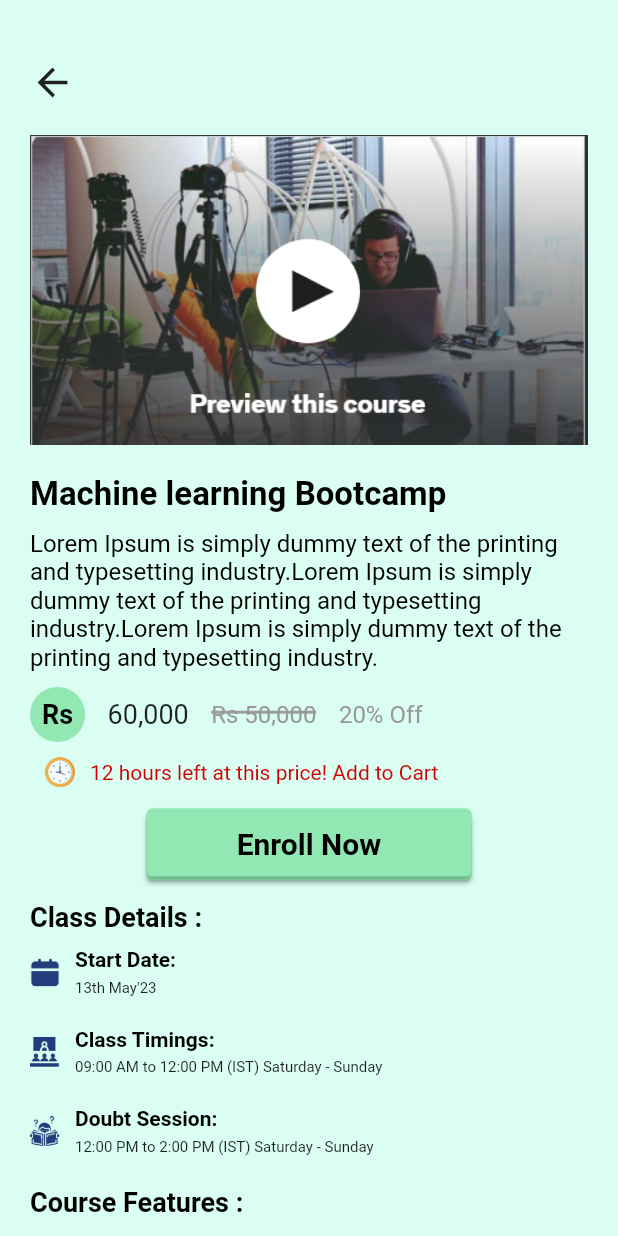
After one commit to aisha06/elarmingapp, a Flutter app: the LiveNewScreen screen opened directly, on a phone screen of 412 x 824 dp. The commit adds this screen. Run offline on Flutter 3.47's test engine with Material 2 defaults, Android fonts, the phone set to English and light mode, and no system bars; our stand-ins replace carousel_slider, cloud_firestore, firebase_auth, firebase_core, flutter_rating_bar, flutter_switch and 4 more; accounts and stored records are empty.

Commit message:
code puhed

```diff
--- a/lib/component/gridvirepage.dart
+++ b/lib/component/gridvirepage.dart
@@ -1,4 +1,5 @@
 import 'package:elearningapp_demo/views/live_Screen.dart';
+import 'package:elearningapp_demo/views/live_new_ui.dart';
 import 'package:elearningapp_demo/views/sharelistView.dart';
 import 'package:flutter/cupertino.dart';
 import 'package:flutter/material.dart';
@@ -193,7 +194,7 @@ class _GrridviewpageState extends State<Grridviewpage> {
                           Navigator.push(
                             context,
                             MaterialPageRoute(
-                                builder: (context) => LiveScreen()),
+                                builder: (context) => LiveNewScreen()),
                           );
                         },
                         child: Container(
--- a/lib/views/home_Screen.dart
+++ b/lib/views/home_Screen.dart
@@ -2,6 +2,7 @@ import 'package:elearningapp_demo/component/listviewprograms.dart';
 import 'package:elearningapp_demo/views/affordableprogramView..dart';
 import 'package:elearningapp_demo/views/communityprogramView.dart';
 import 'package:elearningapp_demo/views/live_Screen.dart';
+import 'package:elearningapp_demo/views/live_new_ui.dart';
 import 'package:elearningapp_demo/views/liveprogramView.dart';
 import 'package:elearningapp_demo/views/notificationScreenView.dart';
 import 'package:elearningapp_demo/views/profile_screen.dart';
@@ -529,7 +530,8 @@ class _HomeScreenState extends State<HomeScreen> {
                                       Navigator.push(
                                         context,
                                         MaterialPageRoute(
-                                            builder: (context) => LiveScreen()),
+                                            builder: (context) =>
+                                                LiveNewScreen()),
                                       );
                                     },
                                     child: Container(
@@ -1090,7 +1092,8 @@ class _HomeScreenState extends State<HomeScreen> {
                                       Navigator.push(
                                         context,
                                         MaterialPageRoute(
-                                            builder: (context) => LiveScreen()),
+                                            builder: (context) =>
+                                                LiveNewScreen()),
                                       );
                                     },
                                     child: Container(
--- /dev/null
+++ b/lib/views/live_new_ui.dart
@@ -0,0 +1,399 @@
+import 'package:elearningapp_demo/views/live_Screen.dart';
+import 'package:elearningapp_demo/views/payment_View.dart';
+import 'package:flutter/cupertino.dart';
+import 'package:flutter/material.dart';
+
+class LiveNewScreen extends StatefulWidget {
+  const LiveNewScreen({super.key});
+
+  @override
+  State<LiveNewScreen> createState() => _LiveNewScreenState();
+}
+
+class _LiveNewScreenState extends State<LiveNewScreen> {
+  @override
+  Widget build(BuildContext context) {
+    return Scaffold(
+      backgroundColor: const Color(0xFFDAFFF2),
+      body: Container(
+          padding: EdgeInsets.only(left: 20, right: 20),
+          child: SingleChildScrollView(
+            child: Column(
+              crossAxisAlignment: CrossAxisAlignment.start,
+              children: [
+                SizedBox(
+                  height: 40,
+                ),
+                GestureDetector(
+                  child: Icon(
+                    Icons.arrow_back,
+                    size: 30,
+                  ),
+                  onTap: () {
+                    Navigator.of(context).pop();
+                  },
+                ),
+                const SizedBox(
+                  height: 20.0,
+                ),
+                Container(
+                  width: MediaQuery.of(context).size.width,
+                  child: Image.asset("assets/images/video_image.png"),
+                ),
+                const SizedBox(
+                  height: 20.0,
+                ),
+                Text(
+                  "Machine learning Bootcamp",
+                  style: TextStyle(
+                      fontWeight: FontWeight.bold,
+                      fontSize: 22.0,
+                      color: Colors.black),
+                ),
+                const SizedBox(
+                  height: 10.0,
+                ),
+                Container(
+                    child: Text(
+                  "Lorem Ipsum is simply dummy text of the printing and typesetting industry.Lorem Ipsum is simply dummy text of the printing and typesetting industry.Lorem Ipsum is simply dummy text of the printing and typesetting industry.",
+                  style: TextStyle(fontSize: 16.0, color: Colors.black),
+                )),
+                const SizedBox(
+                  height: 10,
+                ),
+                Container(
+                  child: Row(
+                    children: [
+                      Container(
+                        decoration: const BoxDecoration(
+                            shape: BoxShape.circle, color: Color(0xff91e8b2)),
+                        // color: Colors.green,
+                        padding: const EdgeInsets.all(8),
+                        child: Text(
+                          "Rs",
+                          style: TextStyle(
+                              fontWeight: FontWeight.bold,
+                              fontSize: 18.0,
+                              color: Colors.black),
+                        ),
+                      ),
+                      const SizedBox(
+                        width: 15.0,
+                      ),
+                      Text("60,000",
+                          style: TextStyle(
+                            fontSize: 18,
+                            fontWeight: FontWeight.w400,
+                          )),
+                      const SizedBox(
+                        width: 15.0,
+                      ),
+                      Container(
+                        child: Stack(
+                          children: [
+                            Padding(
+                              padding: const EdgeInsets.only(top: 7),
+                              child: Container(
+                                height: 2,
+                                width: 70,
+                                color: Colors.grey,
+                              ),
+                            ),
+                            Positioned(
+                              child: Text(
+                                "Rs 50,000",
+                                style: TextStyle(
+                                    fontSize: 16.0, color: Color(0xff999999)),
+                              ),
+                            ),
+                          ],
+                        ),
+                      ),
+                      SizedBox(
+                        width: 15.0,
+                      ),
+                      Text("20% Off",
+                          style: TextStyle(
+                            fontSize: 16.0,
+                            color: Color(0xff999999),
+                          )),
+                    ],
+                  ),
+                ),
+                const SizedBox(
+                  height: 10.0,
+                ),
+                Container(
+                  margin: EdgeInsets.only(left: 10),
+                  child: Row(
+                    children: [
+                      SizedBox(
+                          height: 20,
+                          width: 20,
+                          child: Image.asset("assets/images/clock2.png")),
+                      SizedBox(
+                        width: 10,
+                      ),
+                      Text(
+                        "12 hours left at this price! Add to Cart",
+                        style: TextStyle(
+                          color: Color(0xFFD20000),
+                        ),
+                      ),
+                    ],
+                  ),
+                ),
+                SizedBox(
+                  height: 10,
+                ),
+                Center(
+                  child: Card(
+                    color: Color(0xFF91E8B2),
+                    child: ElevatedButton(
+                        onPressed: () {
+                          Navigator.push(
+                            context,
+                            MaterialPageRoute(
+                                builder: (context) => PaymentView()),
+                          );
+                        },
+                        style: ElevatedButton.styleFrom(
+                            primary: const Color(0xFF91E8B2),
+                            padding: EdgeInsets.symmetric(
+                                horizontal: 60, vertical: 10),
+                            textStyle: TextStyle(
+                                fontSize: 20, fontWeight: FontWeight.bold)),
+                        child: Text(
+                          "Enroll Now",
+                          style: TextStyle(color: Colors.black),
+                        )),
+                  ),
+                ),
+                const SizedBox(
+                  height: 10.0,
+                ),
+                Container(
+                  child: Text(
+                    "Class Details :",
+                    style: TextStyle(
+                        fontWeight: FontWeight.bold,
+                        fontSize: 18.0,
+                        color: Colors.black),
+                  ),
+                ),
+                SizedBox(
+                  height: 10,
+                ),
+                Row(
+                  mainAxisAlignment: MainAxisAlignment.start,
+                  children: [
+                    SizedBox(
+                        height: 20,
+                        width: 20,
+                        child: Image.asset("assets/images/startDate.png")),
+                    SizedBox(
+                      width: 10,
+                    ),
+                    Column(
+                      crossAxisAlignment: CrossAxisAlignment.start,
+                      children: [
+                        Text("Start Date:",
+                            style: TextStyle(
+                                fontWeight: FontWeight.bold,
+                                color: Colors.black)),
+                        SizedBox(
+                          height: 5,
+                        ),
+                        Text("13th May'23",
+                            style: TextStyle(
+                              fontSize: 10,
+                              fontWeight: FontWeight.w400,
+                            ))
+                      ],
+                    )
+                  ],
+                ),
+                SizedBox(
+                  height: 20,
+                ),
+                Row(
+                  mainAxisAlignment: MainAxisAlignment.start,
+                  children: [
+                    SizedBox(
+                        height: 20,
+                        width: 20,
+                        child: Image.asset("assets/images/classTimings.png")),
+                    SizedBox(
+                      width: 10,
+                    ),
+                    Column(
+                      crossAxisAlignment: CrossAxisAlignment.start,
+                      children: [
+                        Text("Class Timings:",
+                            style: TextStyle(
+                                fontWeight: FontWeight.bold,
+                                color: Colors.black)),
+                        SizedBox(
+                          height: 5,
+                        ),
+                        Text("09:00 AM to 12:00 PM (IST) Saturday - Sunday",
+                            style: TextStyle(
+                              fontSize: 10,
+                              fontWeight: FontWeight.w400,
+                            ))
+                      ],
+                    )
+                  ],
+                ),
+                SizedBox(
+                  height: 20,
+                ),
+                Row(
+                  mainAxisAlignment: MainAxisAlignment.start,
+                  children: [
+                    SizedBox(
+                        height: 20,
+                        width: 20,
+                        child: Image.asset("assets/images/doubt.png")),
+                    SizedBox(
+                      width: 10,
+                    ),
+                    Column(
+                      crossAxisAlignment: CrossAxisAlignment.start,
+                      children: [
+                        Text("Doubt Session:",
+                            style: TextStyle(
+                                fontWeight: FontWeight.bold,
+                                color: Colors.black)),
+                        SizedBox(
+                          height: 5,
+                        ),
+                        Text("12:00 PM to 2:00 PM (IST) Saturday - Sunday",
+                            style: TextStyle(
+                              fontSize: 10,
+                              fontWeight: FontWeight.w400,
+                            ))
+                      ],
+                    )
+                  ],
+                ),
+                SizedBox(
+                  height: 20,
+                ),
+                Container(
+                  child: Text(
+                    "Course Features :",
+                    style: TextStyle(
+                        fontWeight: FontWeight.bold,
+                        fontSize: 18.0,
+                        color: Colors.black),
+                  ),
+                ),
+                SizedBox(
+                  height: 10,
+                ),
+                Container(
+                  child: Row(
+                    children: [
+                      Icon(Icons.check),
+                      Text(
+                        "Job Guarantee Program",
+                        style: TextStyle(
+                            fontWeight: FontWeight.bold, color: Colors.black),
+                      ),
+                    ],
+                  ),
+                ),
+                SizedBox(
+                  height: 10,
+                ),
+                Container(
+                  child: Row(
+                    children: [
+                      Icon(Icons.check),
+                      Text(
+                        "Job Guarantee Program",
+                        style: TextStyle(
+                            fontWeight: FontWeight.bold, color: Colors.black),
+                      ),
+                    ],
+                  ),
+                ),
+                SizedBox(
+                  height: 10,
+                ),
+                Container(
+                  child: Row(
+                    children: [
+                      Icon(Icons.check),
+                      Text(
+                        "Job Guarantee Program",
+                        style: TextStyle(
+                            fontWeight: FontWeight.bold, color: Colors.black),
+                      ),
+                    ],
+                  ),
+                ),
+                SizedBox(
+                  height: 10,
+                ),
+                Container(
+                  child: Row(
+                    children: [
+                      Icon(Icons.check),
+                      Text(
+                        "Full Stack Data Science Masters Certification",
+                        style: TextStyle(
+                            fontWeight: FontWeight.bold, color: Colors.black),
+                      ),
+                    ],
+                  ),
+                ),
+                SizedBox(
+                  height: 10,
+                ),
+                Container(
+                  child: Row(
+                    children: [
+                      Icon(Icons.check),
+                      Text(
+                        "Job Guarantee Program",
+                        style: TextStyle(
+                            fontWeight: FontWeight.bold, color: Colors.black),
+                      ),
+                    ],
+                  ),
+                ),
+                SizedBox(
+                  height: 10,
+                ),
+                Container(
+                  child: Row(
+                    children: [
+                      Icon(Icons.check),
+                      Text(
+                        "Job Guarantee Program",
+                        style: TextStyle(
+                            fontWeight: FontWeight.bold, color: Colors.black),
+                      ),
+                    ],
+                  ),
+                ),
+                SizedBox(
+                  height: 10,
+                ),
+                Text(
+                    "Lorem Ipsum is simply dummy text of the printing and typesetting industry. Lorem Ipsum has been the industry's standard dummy text ever since the 1500s, when an unknown printer took a galley of type and scrambled it to make a type specimen book. It has survived not only five centuries,Lorem Ipsum is simply dummy text of the printing and typesetting industry. Lorem Ipsum has been the industry's standard dummy text ever since the 1500s, when an unknown printer took a galley of type and scrambled it to make a type specimen book. It has survived not only five centuries,",
+                    style: TextStyle(
+                      fontSize: 12,
+                      fontWeight: FontWeight.w600,
+                    )),
+                SizedBox(
+                  height: 20,
+                ),
+              ],
+            ),
+          )),
+    );
+  }
+}
```
Also changed, not shown: assets/images/classTimings.png (added), assets/images/clock2.png (added), assets/images/doubt.png (added), assets/images/startDate.png (added), assets/images/video_image.png.
